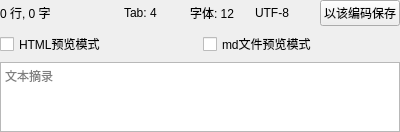
First picture: the form in DisposeAbstract/DisposeTXT/ControlWidTXT.ui, repository 3548848289/UniFileHub, before the edit.
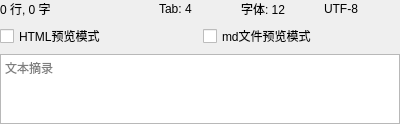
Second picture: the form after the edit. Custom widgets are drawn as their Qt base class.

The edit to the form file:
```diff
--- a/DisposeAbstract/DisposeTXT/ControlWidTXT.ui
+++ b/DisposeAbstract/DisposeTXT/ControlWidTXT.ui
@@ -65,13 +65,6 @@
        </property>
       </widget>
      </item>
-     <item>
-      <widget class="QPushButton" name="saveWithEncodingButton">
-       <property name="text">
-        <string>以该编码保存</string>
-       </property>
-      </widget>
-     </item>
     </layout>
    </item>
    <item>
```
